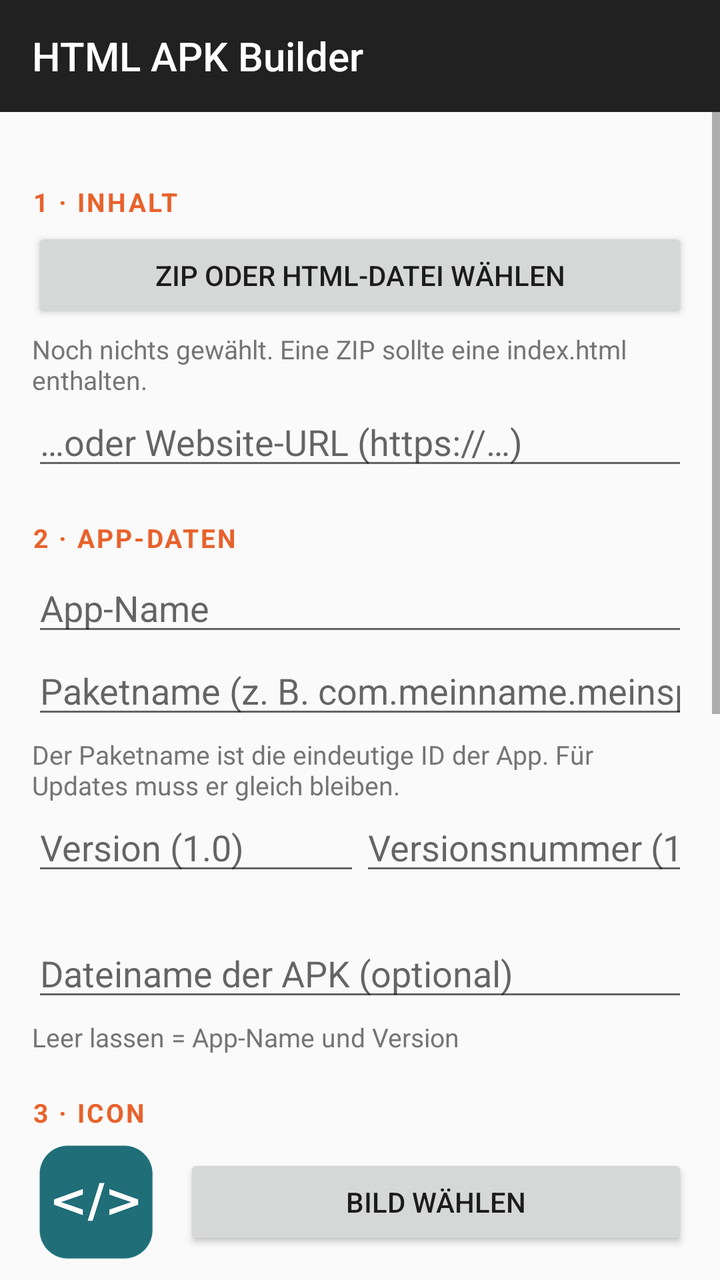
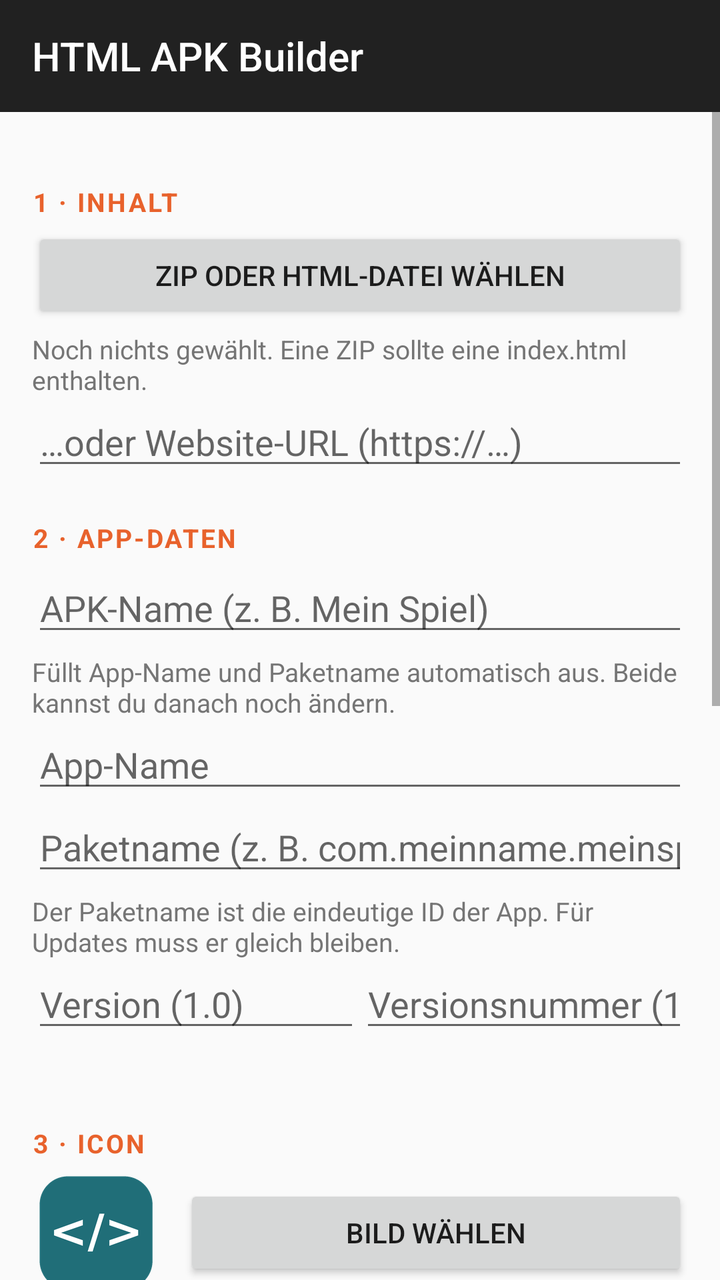

Before-and-after screenshots of an Android layout around one commit, followed by the original layout XML and the change that was made.
<!-- AndroidManifest.xml: application theme AppTheme -->
<!-- res/layout/activity_main.xml -->
<?xml version="1.0" encoding="utf-8"?>
<LinearLayout xmlns:android="http://schemas.android.com/apk/res/android"
    android:id="@+id/root"
    android:layout_width="match_parent"
    android:layout_height="match_parent"
    android:background="#212121"
    android:orientation="vertical">

    <Toolbar
        android:id="@+id/toolbar"
        android:layout_width="match_parent"
        android:layout_height="56dp"
        android:background="#212121"
        android:theme="@android:style/ThemeOverlay.Material.Dark.ActionBar"
        android:popupTheme="@android:style/ThemeOverlay.Material.Light"
        android:title="HTML APK Builder"
        android:titleTextColor="#FFFFFF" />

<ScrollView
    android:id="@+id/scroll"
    android:layout_width="match_parent"
    android:layout_height="0dp"
    android:layout_weight="1"
    android:background="#FAFAFA"
    android:fillViewport="true">

    <LinearLayout
        android:layout_width="match_parent"
        android:layout_height="wrap_content"
        android:orientation="vertical"
        android:padding="16dp">

        
        <TextView style="@style/Section" android:text="1 · Inhalt" />

        <Button
            android:id="@+id/btnPickContent"
            android:layout_width="match_parent"
            android:layout_height="wrap_content"
            android:text="ZIP oder HTML-Datei wählen" />

        <TextView
            android:id="@+id/txtContent"
            style="@style/Hint"
            android:text="Noch nichts gewählt. Eine ZIP sollte eine index.html enthalten." />

        <EditText
            android:id="@+id/editUrl"
            android:layout_width="match_parent"
            android:layout_height="wrap_content"
            android:hint="…oder Website-URL (https://…)"
            android:inputType="textUri"
            android:importantForAutofill="no" />

        
        <TextView style="@style/Section" android:text="2 · App-Daten" />

        <EditText
            android:id="@+id/editName"
            android:layout_width="match_parent"
            android:layout_height="wrap_content"
            android:hint="App-Name"
            android:inputType="textCapSentences"
            android:importantForAutofill="no" />

        <EditText
            android:id="@+id/editPackage"
            android:layout_width="match_parent"
            android:layout_height="wrap_content"
            android:hint="Paketname (z. B. com.meinname.meinspiel)"
            android:inputType="textNoSuggestions"
            android:importantForAutofill="no" />

        <TextView
            style="@style/Hint"
            android:text="Der Paketname ist die eindeutige ID der App. Für Updates muss er gleich bleiben." />

        <LinearLayout
            android:layout_width="match_parent"
            android:layout_height="wrap_content"
            android:orientation="horizontal">

            <EditText
                android:id="@+id/editVersionName"
                android:layout_width="0dp"
                android:layout_height="wrap_content"
                android:layout_weight="1"
                android:hint="Version (1.0)"
                android:inputType="text"
                android:importantForAutofill="no" />

            <EditText
                android:id="@+id/editVersionCode"
                android:layout_width="0dp"
                android:layout_height="wrap_content"
                android:layout_weight="1"
                android:hint="Versionsnummer (1)"
                android:inputType="number"
                android:importantForAutofill="no" />
        </LinearLayout>

        <TextView
            android:id="@+id/txtVersion"
            style="@style/Hint"
            android:text="" />

        <EditText
            android:id="@+id/editFileName"
            android:layout_width="match_parent"
            android:layout_height="wrap_content"
            android:hint="Dateiname der APK (optional)"
            android:inputType="textNoSuggestions"
            android:importantForAutofill="no" />

        <TextView
            android:id="@+id/txtFileName"
            style="@style/Hint"
            android:text="Leer lassen = App-Name und Version" />

        
        <TextView style="@style/Section" android:text="3 · Icon" />

        <LinearLayout
            android:layout_width="match_parent"
            android:layout_height="wrap_content"
            android:gravity="center_vertical"
            android:orientation="horizontal">

            <ImageView
                android:id="@+id/imgIcon"
                android:layout_width="64dp"
                android:layout_height="64dp"
                android:layout_marginEnd="12dp"
                android:contentDescription="Icon-Vorschau"
                android:scaleType="fitCenter"
                android:src="@drawable/default_app_icon" />

            <LinearLayout
                android:layout_width="0dp"
                android:layout_height="wrap_content"
                android:layout_weight="1"
                android:orientation="vertical">

                <Button
                    android:id="@+id/btnPickIcon"
                    android:layout_width="match_parent"
                    android:layout_height="wrap_content"
                    android:text="Bild wählen" />

                <Button
                    android:id="@+id/btnCropIcon"
                    android:layout_width="match_parent"
                    android:layout_height="wrap_content"
                    android:text="Zuschneiden"
                    android:visibility="gone" />
            </LinearLayout>
        </LinearLayout>

        <TextView
            android:id="@+id/txtIcon"
            style="@style/Hint"
            android:text="Ohne Auswahl bekommt die App das Standard-Icon." />

        
        <TextView style="@style/Section" android:text="4 · Optionen" />

        <CheckBox
            android:id="@+id/chkFullscreen"
            android:layout_width="wrap_content"
            android:layout_height="wrap_content"
            android:text="Vollbild (Statusleiste ausblenden)" />

        <CheckBox
            android:id="@+id/chkZoom"
            android:layout_width="wrap_content"
            android:layout_height="wrap_content"
            android:text="Zoomen mit zwei Fingern erlauben" />

        <CheckBox
            android:id="@+id/chkKeepScreenOn"
            android:layout_width="wrap_content"
            android:layout_height="wrap_content"
            android:text="Bildschirm nicht automatisch ausschalten" />

        <LinearLayout
            android:layout_width="match_parent"
            android:layout_height="wrap_content"
            android:gravity="center_vertical"
            android:orientation="horizontal">

            <TextView
                android:layout_width="wrap_content"
                android:layout_height="wrap_content"
                android:text="Ausrichtung:" />

            <Spinner
                android:id="@+id/spinOrientation"
                android:layout_width="0dp"
                android:layout_height="wrap_content"
                android:layout_weight="1" />
        </LinearLayout>

        
        <TextView style="@style/Section" android:text="5 · Berechtigungen" />

        <CheckBox
            android:id="@+id/chkPermInternet"
            android:layout_width="wrap_content"
            android:layout_height="wrap_content"
            android:text="Internet / Netzwerk" />
        <CheckBox
            android:id="@+id/chkPermMic"
            android:layout_width="wrap_content"
            android:layout_height="wrap_content"
            android:text="Mikrofon" />
        <CheckBox
            android:id="@+id/chkPermCamera"
            android:layout_width="wrap_content"
            android:layout_height="wrap_content"
            android:text="Kamera" />
        <CheckBox
            android:id="@+id/chkPermLocation"
            android:layout_width="wrap_content"
            android:layout_height="wrap_content"
            android:text="Standort" />
        <CheckBox
            android:id="@+id/chkPermVibrate"
            android:layout_width="wrap_content"
            android:layout_height="wrap_content"
            android:text="Vibration" />

        <TextView
            style="@style/Hint"
            android:text="Die App fragt beim ersten Zugriff aus der Webseite nach (z. B. getUserMedia oder navigator.geolocation). Ohne Internet funktionieren nur die mitgelieferten Dateien." />

        
        <Button
            android:id="@+id/btnBuild"
            android:layout_width="match_parent"
            android:layout_height="56dp"
            android:layout_marginTop="20dp"
            android:backgroundTint="#E8622C"
            android:text="APK bauen"
            android:textColor="#FFFFFF"
            android:textSize="17sp" />

        <ProgressBar
            android:id="@+id/progress"
            style="@android:style/Widget.Material.ProgressBar.Horizontal"
            android:layout_width="match_parent"
            android:layout_height="wrap_content"
            android:indeterminate="true"
            android:visibility="gone" />

        <TextView
            android:id="@+id/txtStatus"
            android:layout_width="match_parent"
            android:layout_height="wrap_content"
            android:layout_marginTop="8dp"
            android:textIsSelectable="true" />

        <LinearLayout
            android:id="@+id/resultButtons"
            android:layout_width="match_parent"
            android:layout_height="wrap_content"
            android:orientation="horizontal"
            android:visibility="gone">

            <Button
                android:id="@+id/btnInstall"
                android:layout_width="0dp"
                android:layout_height="wrap_content"
                android:layout_weight="1"
                android:text="Installieren" />

            <Button
                android:id="@+id/btnSave"
                android:layout_width="0dp"
                android:layout_height="wrap_content"
                android:layout_weight="1"
                android:text="Speichern" />

            <Button
                android:id="@+id/btnShare"
                android:layout_width="0dp"
                android:layout_height="wrap_content"
                android:layout_weight="1"
                android:text="Teilen" />
        </LinearLayout>
    </LinearLayout>
</ScrollView>
</LinearLayout>
<!-- resources referenced by this layout -->
<resources>
  <!-- drawable default_app_icon: png bitmap (drawable-nodpi, 10094 bytes) -->
  <style name="Hint">
          <item name="android:layout_width">match_parent</item>
          <item name="android:layout_height">wrap_content</item>
          <item name="android:layout_marginTop">4dp</item>
          <item name="android:textSize">13sp</item>
          <item name="android:textColor">#757575</item>
      </style>
  <style name="Section">
          <item name="android:layout_width">match_parent</item>
          <item name="android:layout_height">wrap_content</item>
          <item name="android:layout_marginTop">20dp</item>
          <item name="android:layout_marginBottom">4dp</item>
          <item name="android:textSize">13sp</item>
          <item name="android:textStyle">bold</item>
          <item name="android:textAllCaps">true</item>
          <item name="android:letterSpacing">0.08</item>
          <item name="android:textColor">#E8622C</item>
      </style>
  <style name="AppTheme" parent="android:Theme.Material.Light.NoActionBar">
          <item name="android:statusBarColor">#212121</item>
          <item name="android:navigationBarColor">#212121</item>
      </style>
</resources>

<!-- the commit's change to res/layout/activity_main.xml (unified diff, before → after) -->
@@ -56,6 +56,19 @@
         <TextView style="@style/Section" android:text="2 · App-Daten" />
 
         <EditText
+            android:id="@+id/editFileName"
+            android:layout_width="match_parent"
+            android:layout_height="wrap_content"
+            android:hint="APK-Name (z. B. Mein Spiel)"
+            android:inputType="textCapSentences"
+            android:importantForAutofill="no" />
+
+        <TextView
+            android:id="@+id/txtFileName"
+            style="@style/Hint"
+            android:text="Füllt App-Name und Paketname automatisch aus. Beide kannst du danach noch ändern." />
+
+        <EditText
             android:id="@+id/editName"
             android:layout_width="match_parent"
             android:layout_height="wrap_content"
@@ -104,18 +117,6 @@
             style="@style/Hint"
             android:text="" />
 
-        <EditText
-            android:id="@+id/editFileName"
-            android:layout_width="match_parent"
-            android:layout_height="wrap_content"
-            android:hint="Dateiname der APK (optional)"
-            android:inputType="textNoSuggestions"
-            android:importantForAutofill="no" />
-
-        <TextView
-            android:id="@+id/txtFileName"
-            style="@style/Hint"
-            android:text="Leer lassen = App-Name und Version" />
 
         
         <TextView style="@style/Section" android:text="3 · Icon" />
